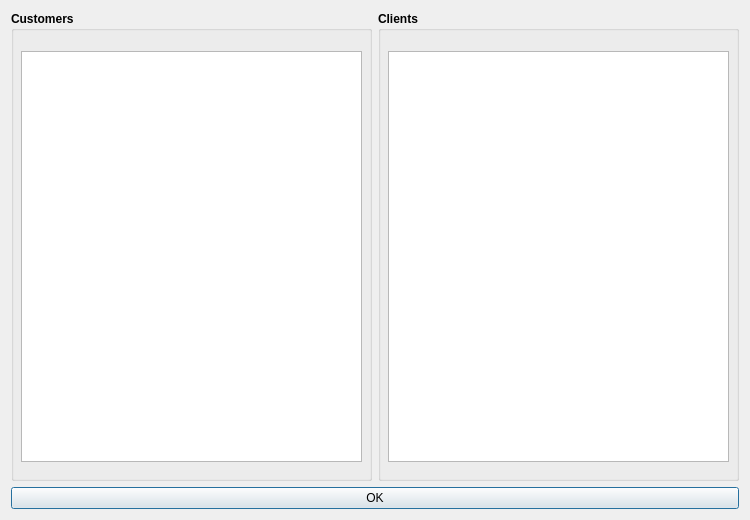
First picture: the form in Stor/admin_page.ui, repository AP-projects-4001/IUT-s-crackpots, before the edit.
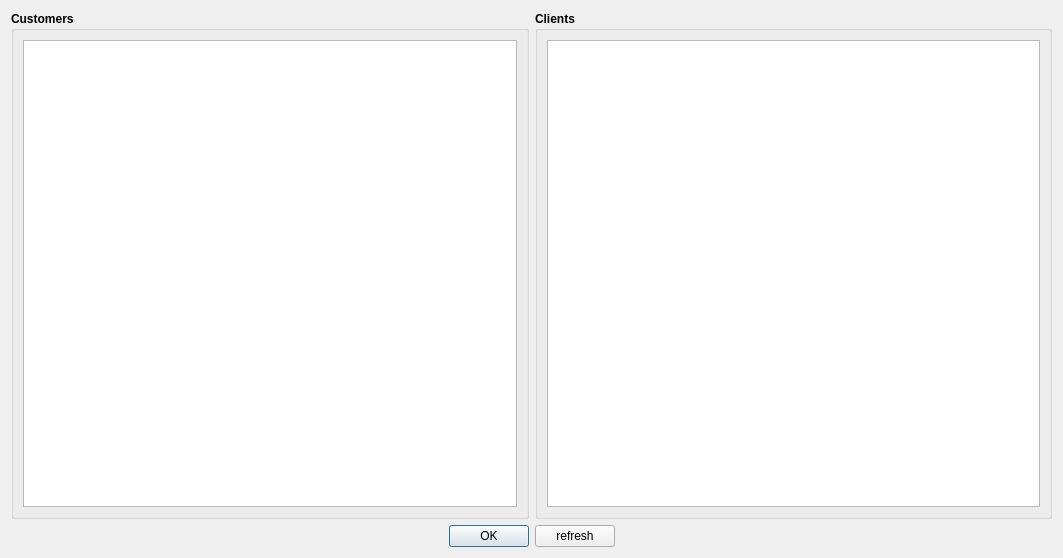
Second picture: the form after the edit.

Commit message: add refresh button for admin page

The edit to the form file:
```diff
--- a/Stor/admin_page.ui
+++ b/Stor/admin_page.ui
@@ -6,15 +6,17 @@
    <rect>
     <x>0</x>
     <y>0</y>
-    <width>750</width>
-    <height>520</height>
+    <width>1063</width>
+    <height>558</height>
    </rect>
   </property>
   <property name="windowTitle">
    <string>Dialog</string>
   </property>
-  <layout class="QGridLayout" name="gridLayout">
+  <layout class="QGridLayout" name="gridLayout_3">
    <item row="0" column="0">
+    <layout class="QHBoxLayout" name="horizontalLayout_2">
+     <item>
     <widget class="QGroupBox" name="groupBox">
      <property name="font">
       <font>
@@ -24,19 +26,14 @@
      <property name="title">
       <string>Customers</string>
      </property>
-     <widget class="QListWidget" name="customerListWidget">
-      <property name="geometry">
-       <rect>
-        <x>10</x>
-        <y>40</y>
-        <width>341</width>
-        <height>411</height>
-       </rect>
-      </property>
-     </widget>
-    </widget>
-   </item>
-   <item row="0" column="1">
+       <layout class="QGridLayout" name="gridLayout_2">
+        <item row="0" column="0">
+         <widget class="QListWidget" name="customerListWidget"/>
+        </item>
+       </layout>
+      </widget>
+     </item>
+     <item>
     <widget class="QGroupBox" name="groupBox_2">
      <property name="font">
       <font>
@@ -46,24 +43,58 @@
      <property name="title">
       <string>Clients</string>
      </property>
-     <widget class="QListWidget" name="clientListWidget">
-      <property name="geometry">
-       <rect>
-        <x>10</x>
-        <y>40</y>
-        <width>341</width>
-        <height>411</height>
-       </rect>
-      </property>
-     </widget>
-    </widget>
-   </item>
-   <item row="1" column="0" colspan="2">
+       <layout class="QGridLayout" name="gridLayout">
+        <item row="0" column="0">
+         <widget class="QListWidget" name="clientListWidget"/>
+        </item>
+       </layout>
+      </widget>
+     </item>
+    </layout>
+   </item>
+   <item row="1" column="0">
+    <layout class="QHBoxLayout" name="horizontalLayout">
+     <item>
+      <spacer name="horizontalSpacer">
+       <property name="orientation">
+        <enum>Qt::Horizontal</enum>
+       </property>
+       <property name="sizeHint" stdset="0">
+        <size>
+         <width>40</width>
+         <height>20</height>
+        </size>
+       </property>
+      </spacer>
+     </item>
+     <item>
     <widget class="QPushButton" name="pushButton">
      <property name="text">
       <string>OK</string>
      </property>
     </widget>
+     </item>
+     <item>
+      <widget class="QPushButton" name="refreshBtn">
+       <property name="text">
+        <string>refresh</string>
+       </property>
+      </widget>
+     </item>
+     <item>
+      <spacer name="horizontalSpacer_2">
+       <property name="orientation">
+        <enum>Qt::Horizontal</enum>
+       </property>
+       <property name="sizeHint" stdset="0">
+        <size>
+         <width>40</width>
+         <height>20</height>
+        </size>
+       </property>
+      </spacer>
+     </item>
+    </layout>
    </item>
   </layout>
  </widget>
```
Lines whose indentation alone changed are shown as unchanged. The commit also changes 2 other files.
